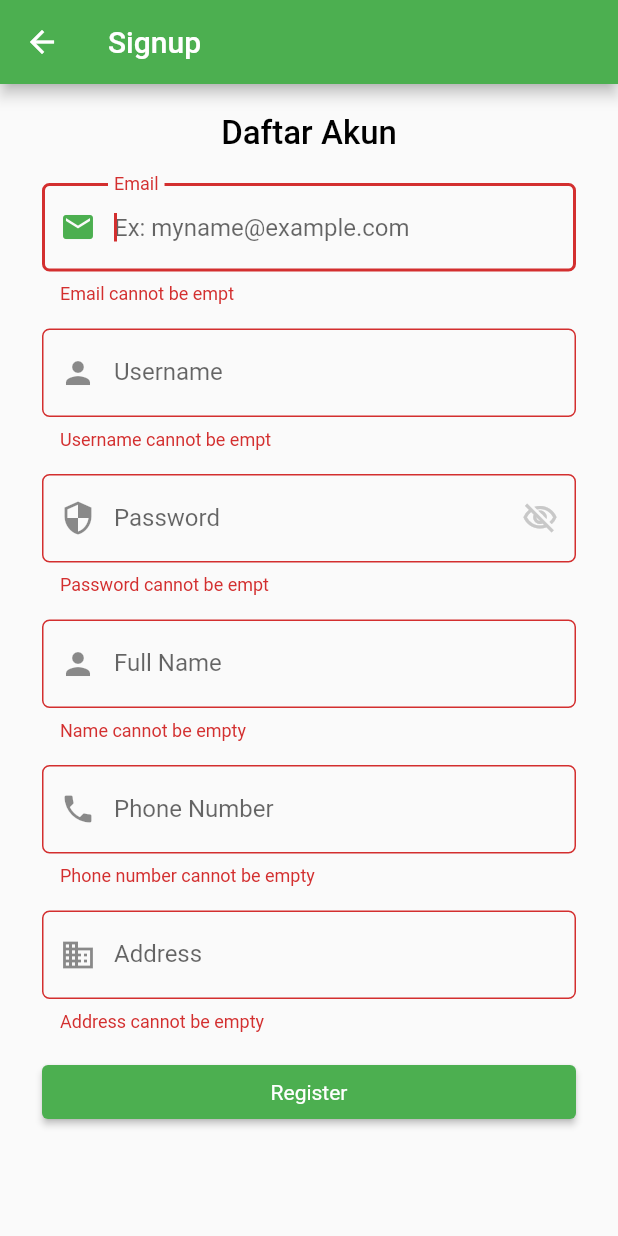
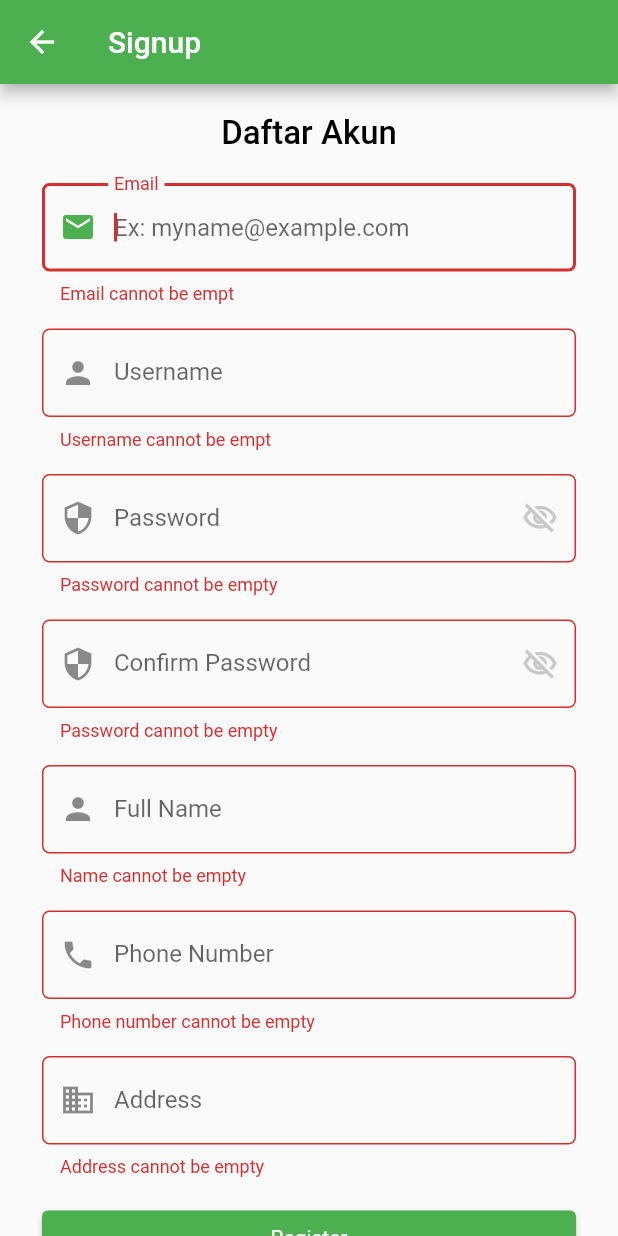
Before and after one commit to A03-PBP-2022/cleanify-mobile, a Flutter app: the RegisterPage screen opened directly, after a tap on "Register", on a phone screen of 412 x 824 dp. Run offline on Flutter 3.47's test engine with Material 2 defaults, Android fonts, the phone set to English and light mode, and no system bars; our stand-ins replace flutter_markdown, infinite_scroll_pagination; missing offline and left inert: pbp_django_auth.

Commit message:
implementasi fungsionalitas register

```diff
--- a/lib/authentication/page/loginPage.dart
+++ b/lib/authentication/page/loginPage.dart
@@ -151,7 +151,6 @@ class _State extends State<LoginPage> {
                                   onPressed: () async {
                                     if (_loginFormKey.currentState!
                                         .validate()) {
-                                      //const url = "http://127.0.0.1:8000/auth/login_flutter/";
                                       const url =
                                           "https://cleanifyid.up.railway.app/auth/api/login";
                                       final response = await request.login(
@@ -174,8 +173,6 @@ class _State extends State<LoginPage> {
                                         user.address = info['address'];
                                         user.role = info['role'];
                                         user.permissions = (info['permissions'] as List).map((item) => item as String).toList();
-                                        // print(8);
-                                        // print(user.email);
                                         Navigator.pop(context);
                                         Navigator.pushReplacement(
                                           context,
--- a/lib/authentication/page/registerPage.dart
+++ b/lib/authentication/page/registerPage.dart
@@ -1,6 +1,8 @@
 import 'package:flutter/material.dart';
 // import 'package:provider/provider.dart';
 import 'package:http/http.dart' as http;
+import 'package:pbp_django_auth/pbp_django_auth.dart';
+import 'package:provider/provider.dart';
 import 'dart:convert';
 import 'dart:async';
 import 'dart:core';
@@ -14,13 +16,16 @@ class RegisterPage extends StatefulWidget {
 }
 
 class _State extends State<RegisterPage> {
-  final _formKey = GlobalKey<FormState>();
+  final _registerFormKey = GlobalKey<FormState>();
   TextEditingController controllerEmail = TextEditingController();
   TextEditingController controllerUsername = TextEditingController();
   TextEditingController controllerPassword = TextEditingController();
+  TextEditingController controllerConfirmPassword = TextEditingController();
   TextEditingController controllerFullName = TextEditingController();
   TextEditingController controllerPhoneNumber = TextEditingController();
   TextEditingController controllerAddress = TextEditingController();
+
+  bool isFailed = false;
 
   bool isPasswordVisible = false;
   void togglePasswordView() {
@@ -29,9 +34,10 @@ class _State extends State<RegisterPage> {
     });
   }
 
-
   @override
   Widget build(BuildContext context) {
+    final request = context.watch<CookieRequest>();
+    final user = context.watch<User>();
     return Scaffold(
       resizeToAvoidBottomInset: false,
       appBar: AppBar(
@@ -39,12 +45,12 @@ class _State extends State<RegisterPage> {
       ),
       body: SingleChildScrollView(
         child: Form(
-          key: _formKey,
+          key: _registerFormKey,
           child: Container(
             padding: const EdgeInsets.all(20),
-            child: Column(
-              children: [
-                const Text('Daftar Akun',
+            child: Column(children: [
+              const Text(
+                'Daftar Akun',
                 style: TextStyle(
                     color: Colors.black,
                     fontWeight: FontWeight.w500,
@@ -54,7 +60,6 @@ class _State extends State<RegisterPage> {
                 padding: const EdgeInsets.fromLTRB(8.0, 20, 8, 8),
                 child: TextFormField(
                   controller: controllerEmail,
-
                   autofocus: true,
                   decoration: InputDecoration(
                     prefixIcon: Icon(Icons.email),
@@ -103,17 +108,45 @@ class _State extends State<RegisterPage> {
                     suffixIcon: IconButton(
                       color: Color.fromRGBO(200, 200, 200, 1),
                       splashRadius: 1,
-                        icon: Icon(isPasswordVisible ?
-                        Icons.visibility_outlined :
-                        Icons.visibility_off_outlined
-                        ),
+                      icon: Icon(isPasswordVisible
+                          ? Icons.visibility_outlined
+                          : Icons.visibility_off_outlined),
                       onPressed: togglePasswordView,
                     ),
                   ),
                   validator: (value) {
                     if (value!.isEmpty) {
-                        return 'Password cannot be empt';
+                      return 'Password cannot be empty';
                     }
+                    return null;
+                  },
+                ),
+              ),
+              Padding(
+                padding: const EdgeInsets.all(8.0),
+                child: TextFormField(
+                  //obscureText: true,
+                  controller: controllerConfirmPassword,
+                  obscureText: !isPasswordVisible,
+                  decoration: InputDecoration(
+                    prefixIcon: Icon(Icons.security),
+                    labelText: "Confirm Password",
+                    border: OutlineInputBorder(
+                        borderRadius: BorderRadius.circular(5.0)),
+                    suffixIcon: IconButton(
+                      color: Color.fromRGBO(200, 200, 200, 1),
+                      splashRadius: 1,
+                      icon: Icon(isPasswordVisible
+                          ? Icons.visibility_outlined
+                          : Icons.visibility_off_outlined),
+                      onPressed: togglePasswordView,
+                    ),
+                  ),
+                  validator: (value) {
+                    if (value!.isEmpty) {
+                      return 'Password cannot be empty';
+                    }
+                    // if (value! != ) kasi validasi kalo imput != sama password
                     return null;
                   },
                 ),
@@ -172,49 +205,43 @@ class _State extends State<RegisterPage> {
                   },
                 ),
               ),
-
               Padding(
                   padding: const EdgeInsets.all(8),
                   child: ElevatedButton(
                       child: const Text('Register'),
                       onPressed: () async {
-                        if (_formKey.currentState!.validate()){
-                          //const url = "http://127.0.0.1:8000/auth/signup_flutter/";
-                          const url = "https://cleanifyid.up.railway.app/auth/register/";
-                          final response = await http.post(Uri.parse(url),
-                              headers: <String, String>{
-                                'Content-Type': 'application/json; charset=UTF-8',
-                              },
-                          body: jsonEncode(<String, String>{
+                        if (_registerFormKey.currentState!.validate()) {
+                          const url =
+                              "https://cleanifyid.up.railway.app/auth/api/register";
+                          final response = await request.post(url, {
                             'email': controllerEmail.text,
                             'username': controllerUsername.text,
-                              'password': controllerPassword.text,
-                              'nama': controllerFullName.text,
+                            'password1': controllerPassword.text,
+                            'password2': controllerConfirmPassword.text,
+                            'name': controllerFullName.text,
                             'phoneNumber': controllerPhoneNumber.text,
                             'address': controllerAddress.text,
-                              })
-                          );
-                          print(response);
-                          print(response.body);
-                          Map<String, dynamic> data = jsonDecode(response.body);
-                          if (data['instance'] == 'gagal Dibuat'){
-                            showAlertDialog(context);
-                          }
-                          else {
-                            showAlertDialog2(context);
-                          }
+                          });
+                          // _controllerPassword.text);
+                          setState(() {
+                            isFailed = false;
+                          });
+                          print(request.jsonData);
+                          print("Signed in!");
+                        } else {
+                          print("tidak valid");
                         }
                       },
+                      // child: Text("Login"),
                       style: ElevatedButton.styleFrom(
                           fixedSize: const Size(500, 30),
                           textStyle: const TextStyle(
                             color: Colors.white,
                     )
                   )
-                  ),
-                ),
-              ],
-            ),
+                )
+              )
+            ]),
           ),
         ),
       ),
@@ -228,11 +255,7 @@ showAlertDialog(BuildContext context) {
     child: Text("Coba Lagi"),
     onPressed: () {
       Navigator.push(
-          context,
-          MaterialPageRoute(
-              builder: (context) => RegisterPage()
-          )
-      );
+          context, MaterialPageRoute(builder: (context) => RegisterPage()));
     },
   );
 
@@ -260,11 +283,7 @@ showAlertDialog2(BuildContext context) {
     child: Text("OK"),
     onPressed: () {
       Navigator.push(
-          context,
-          MaterialPageRoute(
-              builder: (context) => LoginPage()
-          )
-      );
+          context, MaterialPageRoute(builder: (context) => LoginPage()));
     },
   );
 
```
Lines whose indentation alone changed are shown as unchanged.
